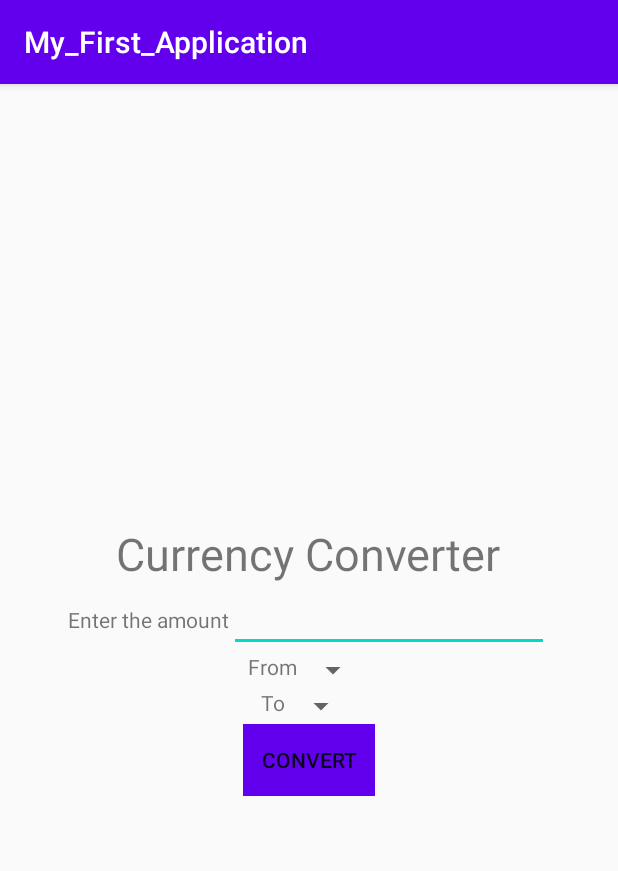
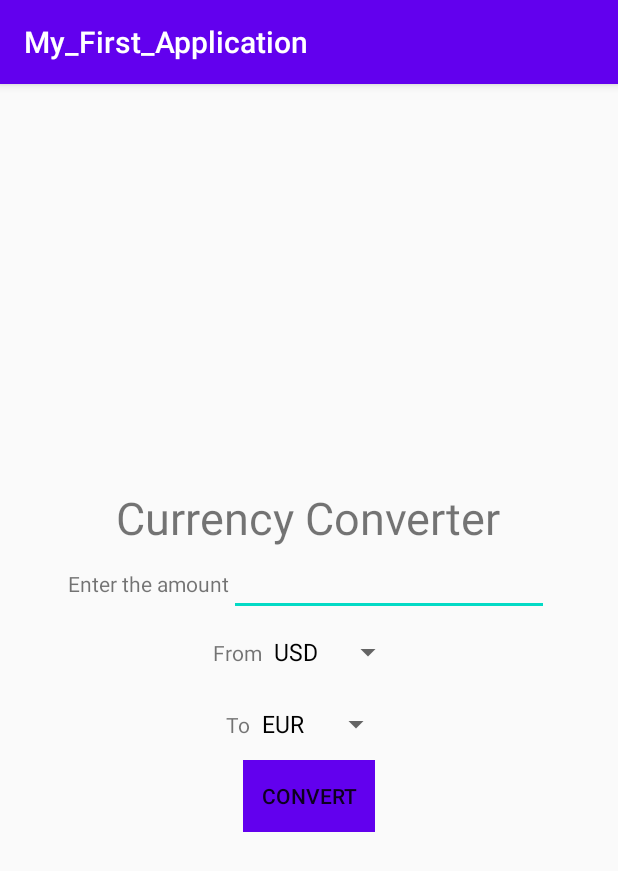
Before and after one commit to Hatemii/Converter, an Android app: the screen it shows after launch (MainActivity), on a phone screen of 412 x 824 dp. Shown: the top 871 px of the screen. Run offline under Robolectric (Android 15) with nearby library versions, the phone set to English and light mode, and no system bars.

Commit message:
working with currencies

```diff
--- a/app/src/main/java/com/example/my_first_application/MainActivity.java
+++ b/app/src/main/java/com/example/my_first_application/MainActivity.java
@@ -3,6 +3,10 @@ package com.example.my_first_application;
 import androidx.appcompat.app.AppCompatActivity;
 
 import android.os.Bundle;
+import android.widget.ArrayAdapter;
+import android.widget.Button;
+import android.widget.EditText;
+import android.widget.Spinner;
 
 public class MainActivity extends AppCompatActivity {
 
@@ -22,6 +26,14 @@ public class MainActivity extends AppCompatActivity {
         b1 = findViewById(R.id.btn1);
 
 
+        String[] from = {"USD","EUR","CHF","LEK"};
+        ArrayAdapter ad = new ArrayAdapter<String>(this,R.layout.support_simple_spinner_dropdown_item,from);
+        sp1.setAdapter(ad);
+
+
+        String[] to = {"EUR","LEK","CHF","USD"};
+        ArrayAdapter aa = new ArrayAdapter<String>(this,R.layout.support_simple_spinner_dropdown_item,to);
+        sp2.setAdapter(aa);
 
 
 
```
